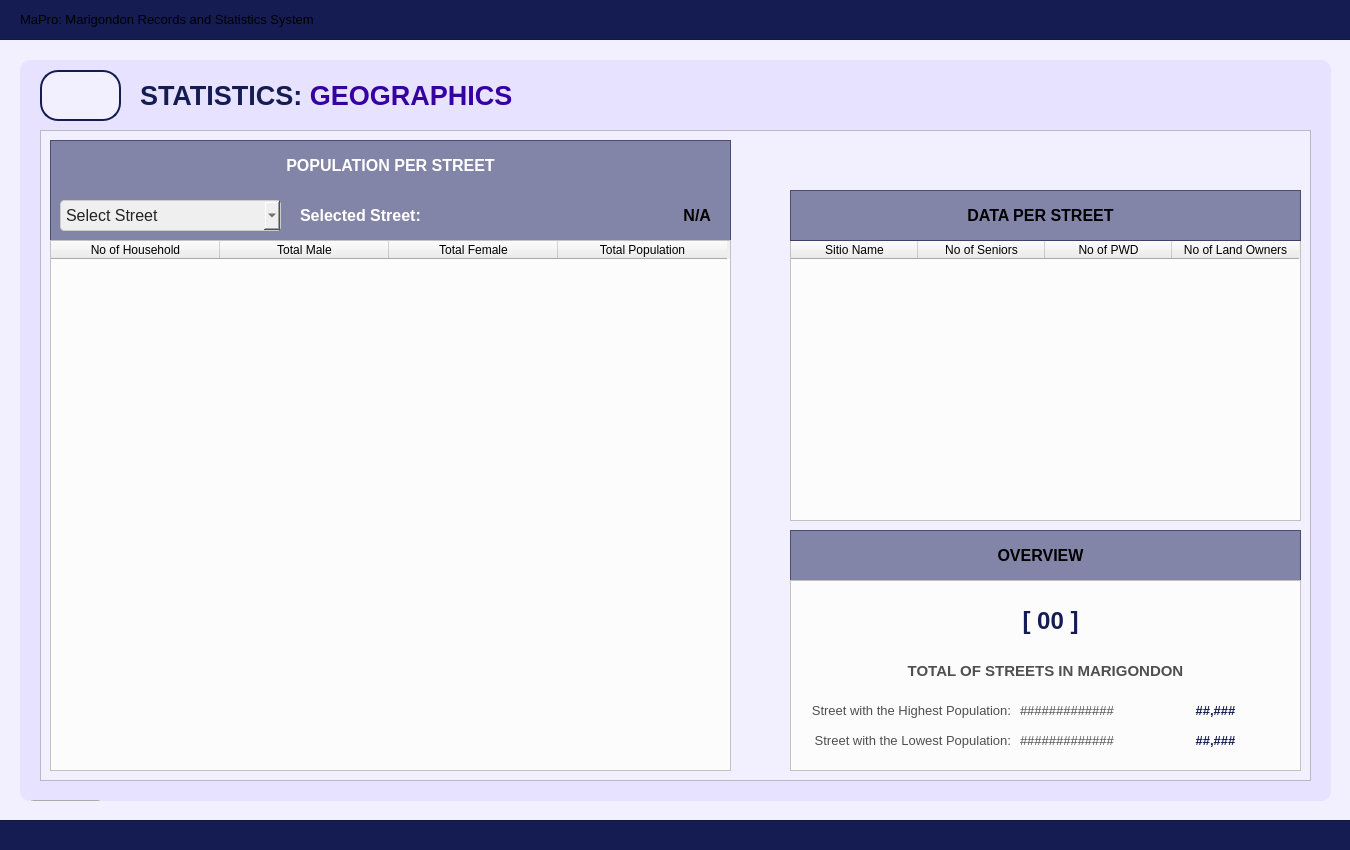
Old version of the form Resources/UIs/MainPages/StatisticPages/geographic.ui in the repository Yohhannn/Barangay-Records-Statistics-System.
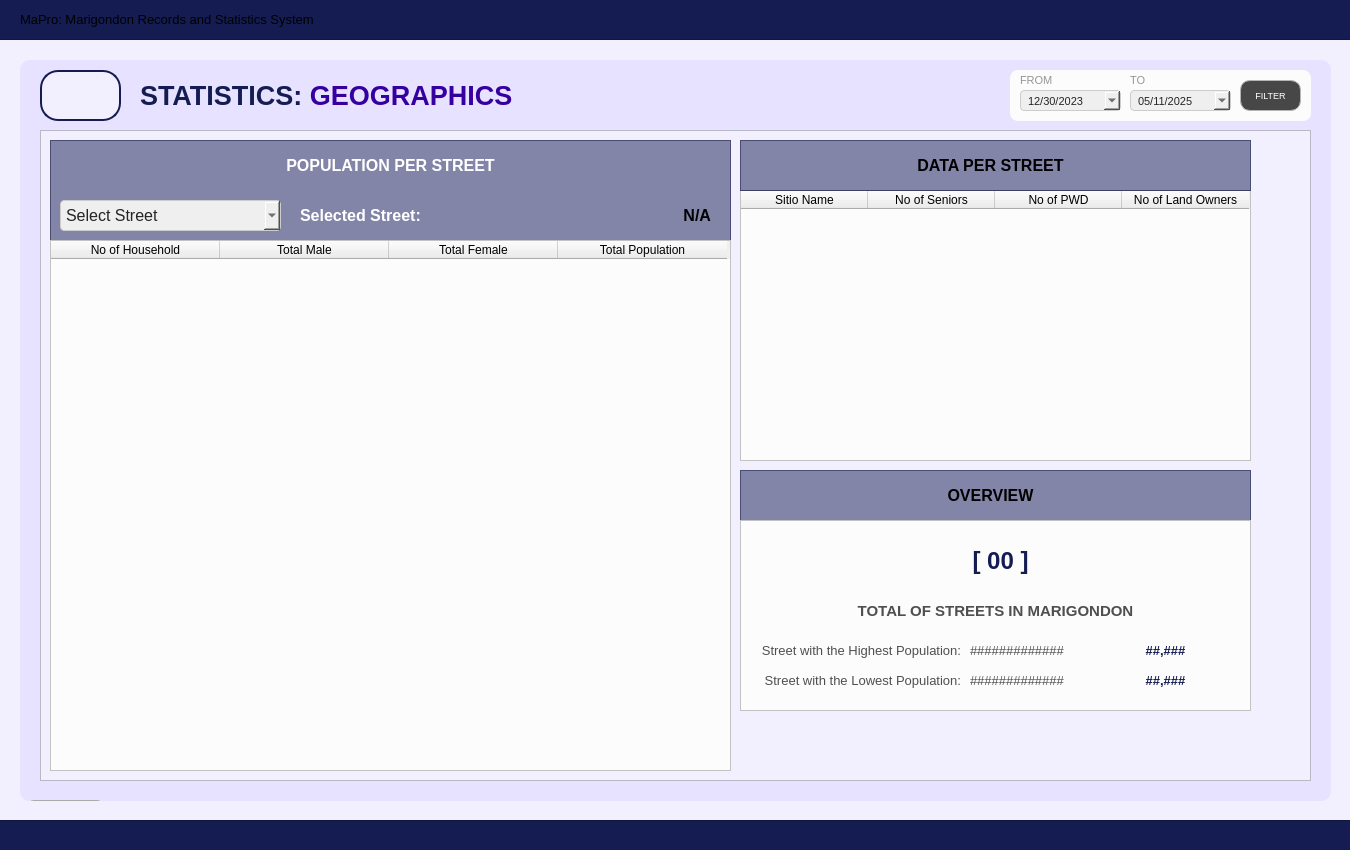
New version of the form. Icons and pictures are not drawn.

Commit message: Statistics Added Filter Statistic Date UI

```diff
--- a/Resources/UIs/MainPages/StatisticPages/geographic.ui
+++ b/Resources/UIs/MainPages/StatisticPages/geographic.ui
@@ -447,10 +447,10 @@
     <widget class="QTableWidget" name="geographics_tableDataPerStreet">
      <property name="geometry">
       <rect>
-       <x>750</x>
-       <y>110</y>
+       <x>700</x>
+       <y>60</y>
        <width>511</width>
-       <height>281</height>
+       <height>271</height>
       </rect>
      </property>
      <property name="styleSheet">
@@ -533,8 +533,8 @@
     <widget class="QFrame" name="table_titleFrameStatistics_2">
      <property name="geometry">
       <rect>
-       <x>750</x>
-       <y>60</y>
+       <x>700</x>
+       <y>10</y>
        <width>511</width>
        <height>51</height>
       </rect>
@@ -585,8 +585,8 @@
     <widget class="QFrame" name="table_titleFrameStatistics_3">
      <property name="geometry">
       <rect>
-       <x>750</x>
-       <y>400</y>
+       <x>700</x>
+       <y>340</y>
        <width>511</width>
        <height>51</height>
       </rect>
@@ -637,8 +637,8 @@
     <widget class="QFrame" name="frame2">
      <property name="geometry">
       <rect>
-       <x>750</x>
-       <y>450</y>
+       <x>700</x>
+       <y>390</y>
        <width>511</width>
        <height>191</height>
       </rect>
@@ -997,6 +997,278 @@
      </size>
     </property>
    </widget>
+   <widget class="QFrame" name="demo_frameOthers_3">
+    <property name="geometry">
+     <rect>
+      <x>990</x>
+      <y>10</y>
+      <width>301</width>
+      <height>51</height>
+     </rect>
+    </property>
+    <property name="styleSheet">
+     <string notr="true">#demo_frameOthers_3 {
+  background-color: #fcfcfc;
+  border-radius: 8px; /* Adjust the pixel value to control the roundness */
+}</string>
+    </property>
+    <property name="frameShape">
+     <enum>QFrame::Shape::StyledPanel</enum>
+    </property>
+    <property name="frameShadow">
+     <enum>QFrame::Shadow::Raised</enum>
+    </property>
+    <widget class="QLabel" name="label_total_indppl_2">
+     <property name="geometry">
+      <rect>
+       <x>20</x>
+       <y>100</y>
+       <width>231</width>
+       <height>21</height>
+      </rect>
+     </property>
+     <property name="font">
+      <font>
+       <family>Arial</family>
+       <pointsize>11</pointsize>
+       <bold>true</bold>
+      </font>
+     </property>
+     <property name="styleSheet">
+      <string notr="true">#label_total_indppl {
+	background-color: transparent;
+	color: #4f4f4f;
+}
+</string>
+     </property>
+     <property name="text">
+      <string/>
+     </property>
+     <property name="alignment">
+      <set>Qt::AlignmentFlag::AlignLeading|Qt::AlignmentFlag::AlignLeft|Qt::AlignmentFlag::AlignVCenter</set>
+     </property>
+    </widget>
+    <widget class="QPushButton" name="filter_stat_date_button">
+     <property name="geometry">
+      <rect>
+       <x>230</x>
+       <y>10</y>
+       <width>61</width>
+       <height>31</height>
+      </rect>
+     </property>
+     <property name="font">
+      <font>
+       <family>Arial</family>
+       <pointsize>7</pointsize>
+      </font>
+     </property>
+     <property name="cursor">
+      <cursorShape>PointingHandCursor</cursorShape>
+     </property>
+     <property name="focusPolicy">
+      <enum>Qt::FocusPolicy::NoFocus</enum>
+     </property>
+     <property name="styleSheet">
+      <string notr="true">#filter_stat_date_button {
+
+background-color: #474747;
+
+color: white;
+
+border: 1px solid #b5b5b5;
+
+border-radius: 10px;
+
+padding: 10px;
+
+}
+
+
+
+#filter_stat_date_button:hover {
+
+background-color: #636363;
+
+color: white;
+
+}
+
+
+
+#filter_stat_date_button:pressed {
+
+background-color: #bfbfbf;
+
+color: white;
+
+}</string>
+     </property>
+     <property name="text">
+      <string>FILTER</string>
+     </property>
+     <property name="icon">
+      <iconset>
+       <normaloff>../../../Assets/FuncIcons/icon_filter.svg</normaloff>../../../Assets/FuncIcons/icon_filter.svg</iconset>
+     </property>
+     <property name="iconSize">
+      <size>
+       <width>18</width>
+       <height>18</height>
+      </size>
+     </property>
+    </widget>
+    <widget class="QDateEdit" name="filter_date_min">
+     <property name="geometry">
+      <rect>
+       <x>10</x>
+       <y>20</y>
+       <width>101</width>
+       <height>21</height>
+      </rect>
+     </property>
+     <property name="font">
+      <font>
+       <family>Arial</family>
+       <pointsize>8</pointsize>
+      </font>
+     </property>
+     <property name="styleSheet">
+      <string notr="true">#filter_date_min {
+    background-color: rgb(239, 239, 239);
+    color: #242424;
+    border: 1px solid #ccc;
+    padding: 5px;
+    border-radius: 4px;
+    font-size: 0.8em; /* Example: 80% of the parent's font size */
+}</string>
+     </property>
+     <property name="dateTime">
+      <datetime>
+       <hour>0</hour>
+       <minute>0</minute>
+       <second>0</second>
+       <year>2023</year>
+       <month>12</month>
+       <day>30</day>
+      </datetime>
+     </property>
+     <property name="displayFormat">
+      <string>MM/dd/yyyy</string>
+     </property>
+     <property name="calendarPopup">
+      <bool>true</bool>
+     </property>
+     <property name="currentSectionIndex">
+      <number>0</number>
+     </property>
+     <property name="timeSpec">
+      <enum>Qt::TimeSpec::UTC</enum>
+     </property>
+    </widget>
+    <widget class="QDateEdit" name="filter_date_max">
+     <property name="geometry">
+      <rect>
+       <x>120</x>
+       <y>20</y>
+       <width>101</width>
+       <height>21</height>
+      </rect>
+     </property>
+     <property name="font">
+      <font>
+       <family>Arial</family>
+       <pointsize>8</pointsize>
+      </font>
+     </property>
+     <property name="styleSheet">
+      <string notr="true">#filter_date_max {
+    background-color: rgb(239, 239, 239);
+    color: #242424;
+    border: 1px solid #ccc;
+    padding: 5px;
+    border-radius: 4px;
+    font-size: 0.8em; /* Example: 80% of the parent's font size */
+}</string>
+     </property>
+     <property name="dateTime">
+      <datetime>
+       <hour>0</hour>
+       <minute>0</minute>
+       <second>0</second>
+       <year>2025</year>
+       <month>5</month>
+       <day>11</day>
+      </datetime>
+     </property>
+     <property name="displayFormat">
+      <string>MM/dd/yyyy</string>
+     </property>
+     <property name="calendarPopup">
+      <bool>true</bool>
+     </property>
+     <property name="currentSectionIndex">
+      <number>0</number>
+     </property>
+     <property name="timeSpec">
+      <enum>Qt::TimeSpec::UTC</enum>
+     </property>
+    </widget>
+    <widget class="QLabel" name="label_from">
+     <property name="geometry">
+      <rect>
+       <x>10</x>
+       <y>1</y>
+       <width>101</width>
+       <height>20</height>
+      </rect>
+     </property>
+     <property name="font">
+      <font>
+       <family>Arial</family>
+       <pointsize>8</pointsize>
+      </font>
+     </property>
+     <property name="styleSheet">
+      <string notr="true">#label_from{
+	color: #969696;
+}</string>
+     </property>
+     <property name="text">
+      <string>&lt;html&gt;&lt;head/&gt;&lt;body&gt;&lt;p&gt;FROM&lt;/p&gt;&lt;/body&gt;&lt;/html&gt;</string>
+     </property>
+     <property name="alignment">
+      <set>Qt::AlignmentFlag::AlignLeading|Qt::AlignmentFlag::AlignLeft|Qt::AlignmentFlag::AlignVCenter</set>
+     </property>
+    </widget>
+    <widget class="QLabel" name="label_to">
+     <property name="geometry">
+      <rect>
+       <x>120</x>
+       <y>1</y>
+       <width>101</width>
+       <height>20</height>
+      </rect>
+     </property>
+     <property name="font">
+      <font>
+       <family>Arial</family>
+       <pointsize>8</pointsize>
+      </font>
+     </property>
+     <property name="styleSheet">
+      <string notr="true">#label_to{
+	color: #969696;
+}</string>
+     </property>
+     <property name="text">
+      <string>&lt;html&gt;&lt;head/&gt;&lt;body&gt;&lt;p&gt;TO&lt;/p&gt;&lt;/body&gt;&lt;/html&gt;</string>
+     </property>
+     <property name="alignment">
+      <set>Qt::AlignmentFlag::AlignLeading|Qt::AlignmentFlag::AlignLeft|Qt::AlignmentFlag::AlignVCenter</set>
+     </property>
+    </widget>
+   </widget>
   </widget>
  </widget>
  <resources/>
```
The commit also changes 8 other files.
